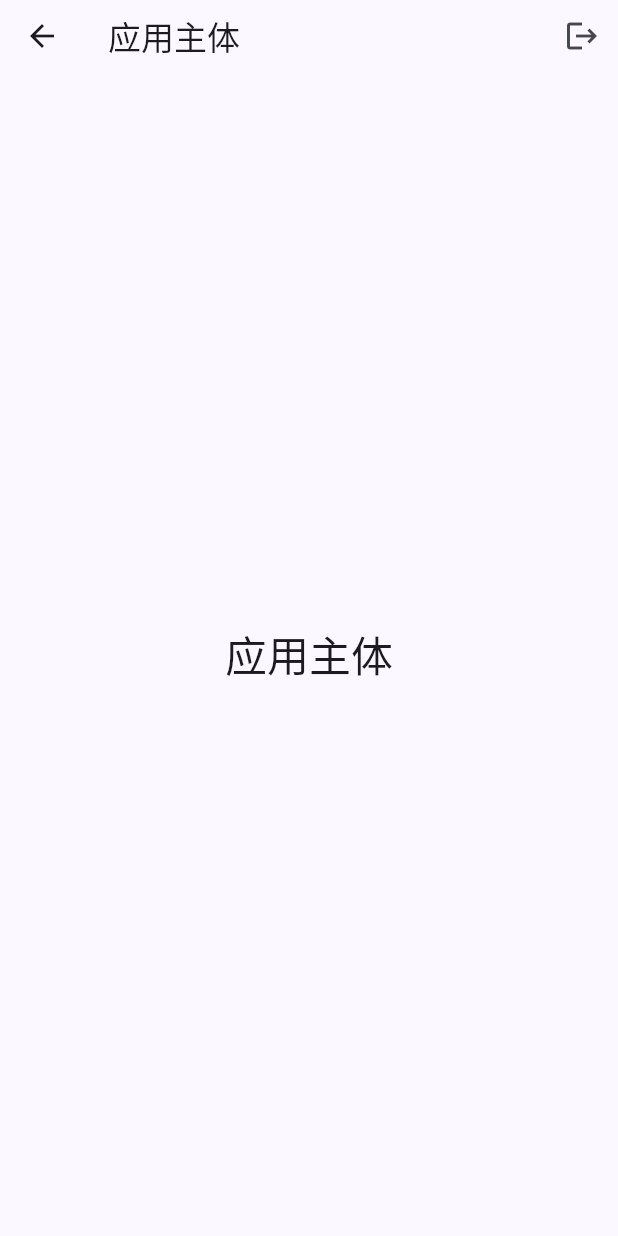
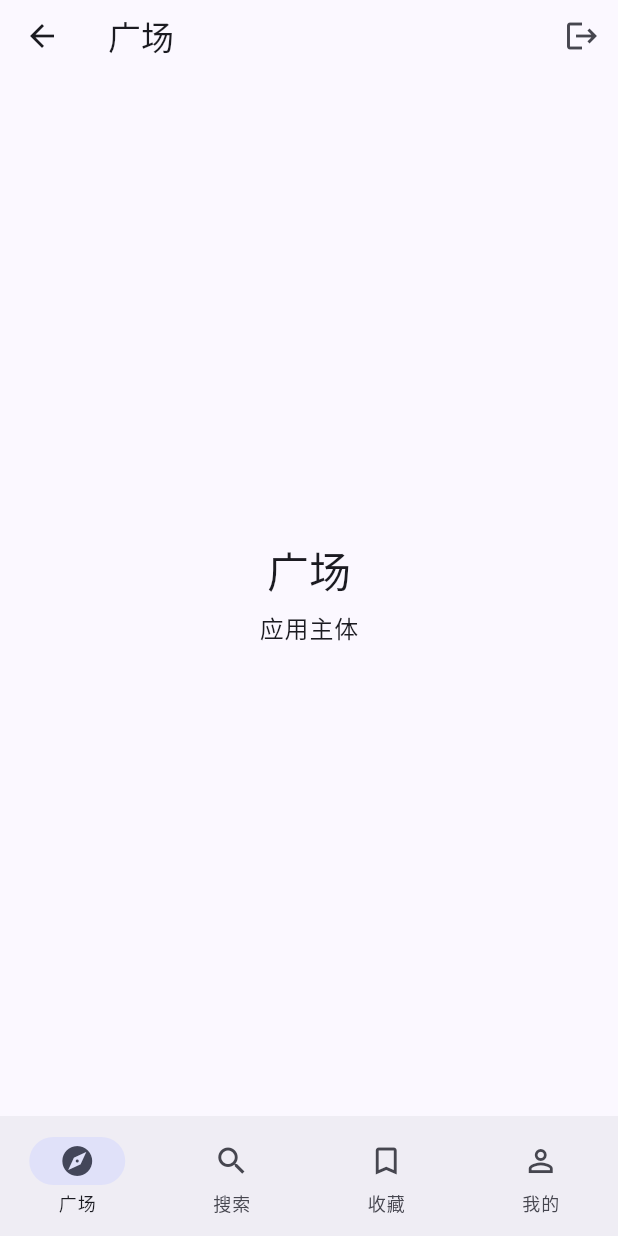
Before and after one commit to enten0103/voidlord, a Flutter app: the RootPage screen opened by its route, on a phone screen of 412 x 824 dp. Run offline on Flutter 3.47's test engine with Material 3 defaults, Android fonts, the light colour scheme and no system bars; our stand-ins replace dio, get; missing offline and left inert: bitsdojo_window.

Commit message:
feat(root): 添加底部四个Tab（广场/搜索/收藏/我的）
- 使用 Material 3 NavigationBar 与 GetX 控制器管理选中状态

- 首个Tab保留应用主体文案以兼容现有测试

- AppTitleBar 标题随Tab切换动态变化

```diff
--- a/lib/pages/root_page.dart
+++ b/lib/pages/root_page.dart
@@ -3,6 +3,12 @@ import 'package:get/get.dart';
 import '../services/auth_service.dart';
 import '../routes/app_routes.dart';
 import '../widgets/app_title_bar.dart';
+
+class RootController extends GetxController {
+  final index = 0.obs;
+
+  void switchTab(int i) => index.value = i;
+}
 
 class RootPage extends StatelessWidget {
   const RootPage({super.key});
@@ -10,9 +16,20 @@ class RootPage extends StatelessWidget {
   @override
   Widget build(BuildContext context) {
     final auth = Get.find<AuthService>();
+    final c = Get.put(RootController());
+    final titles = ['广场', '搜索', '收藏', '我的'];
+    final pages = const [
+      _SquareTab(),
+      _SearchTab(),
+      _FavoritesTab(),
+      _ProfileTab(),
+    ];
+
+    return Obx(() {
+      final i = c.index.value;
       return Scaffold(
         appBar: AppTitleBar(
-        title: '应用主体',
+          title: titles[i],
           actions: [
             IconButton(
               key: const Key('logoutButton'),
@@ -22,12 +39,73 @@ class RootPage extends StatelessWidget {
               },
               icon: const Icon(Icons.logout),
               tooltip: '退出登录',
-          )
+            ),
           ],
         ),
-      body: Center(
-        child: Text('应用主体', style: Theme.of(context).textTheme.headlineMedium),
+        body: pages[i],
+        bottomNavigationBar: NavigationBar(
+          selectedIndex: i,
+          onDestinationSelected: c.switchTab,
+          destinations: const [
+            NavigationDestination(icon: Icon(Icons.explore_outlined), selectedIcon: Icon(Icons.explore), label: '广场'),
+            NavigationDestination(icon: Icon(Icons.search), label: '搜索'),
+            NavigationDestination(icon: Icon(Icons.bookmark_outline), selectedIcon: Icon(Icons.bookmark), label: '收藏'),
+            NavigationDestination(icon: Icon(Icons.person_outline), selectedIcon: Icon(Icons.person), label: '我的'),
+          ],
+        ),
+      );
+    });
+  }
+}
+
+class _SquareTab extends StatelessWidget {
+  const _SquareTab();
+
+  @override
+  Widget build(BuildContext context) {
+    return Center(
+      child: Column(
+        mainAxisSize: MainAxisSize.min,
+        children: [
+          Text('广场', style: Theme.of(context).textTheme.headlineMedium),
+          const SizedBox(height: 8),
+          // 为了兼容现有测试，保留“应用主体”文案
+          Text('应用主体', style: Theme.of(context).textTheme.bodyLarge),
+        ],
       ),
     );
   }
 }
+
+class _SearchTab extends StatelessWidget {
+  const _SearchTab();
+
+  @override
+  Widget build(BuildContext context) {
+    return Center(
+      child: Text('搜索', style: Theme.of(context).textTheme.headlineMedium),
+    );
+  }
+}
+
+class _FavoritesTab extends StatelessWidget {
+  const _FavoritesTab();
+
+  @override
+  Widget build(BuildContext context) {
+    return Center(
+      child: Text('收藏', style: Theme.of(context).textTheme.headlineMedium),
+    );
+  }
+}
+
+class _ProfileTab extends StatelessWidget {
+  const _ProfileTab();
+
+  @override
+  Widget build(BuildContext context) {
+    return Center(
+      child: Text('我的', style: Theme.of(context).textTheme.headlineMedium),
+    );
+  }
+}
```
Lines whose indentation alone changed are shown as unchanged.
